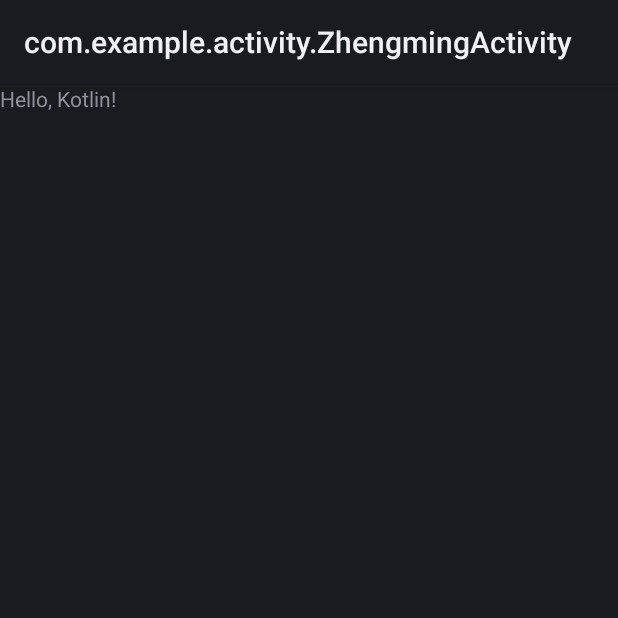
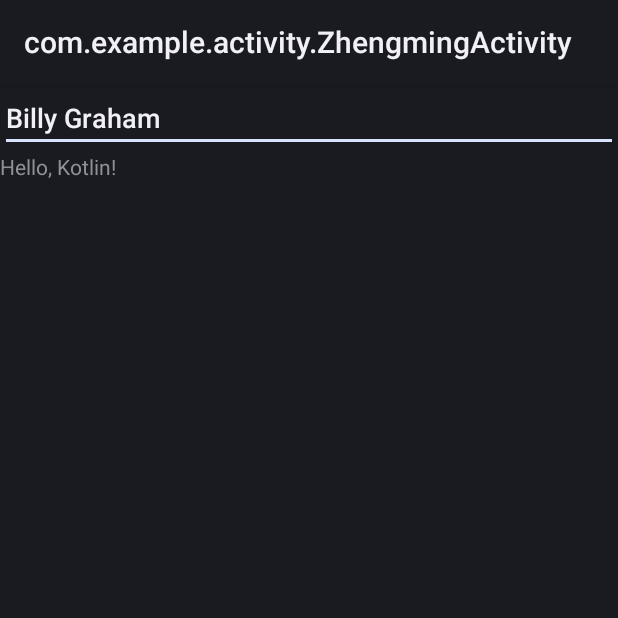
Before and after one commit to jimdc/wiki-backlink-watch, an Android app: the screen it shows after launch (ZhengmingActivity), on a phone screen of 412 x 824 dp, the top half of it. Run offline under Robolectric (Android 15) with nearby library versions, the phone set to English and light mode, and no system bars.

```diff
--- a/src/main/kotlin/com/example/Zhengmingapp.kt
+++ b/src/main/kotlin/com/example/Zhengmingapp.kt
@@ -1,5 +1,17 @@
 package com.example
 
 import android.app.Application
+import com.example.activity.Prefs
 
-class Zhengmingapp : Application()
+val prefs: Prefs by lazy { Zhengmingapp.prefs!! }
+
+class Zhengmingapp : Application() {
+    companion object {
+        var prefs: Prefs? = null
+    }
+
+    override fun onCreate() {
+        prefs = Prefs(applicationContext)
+        super.onCreate()
+    }
+}
--- /dev/null
+++ b/src/main/kotlin/com/example/activity/Prefs.kt
@@ -0,0 +1,14 @@
+package com.example.activity
+
+import android.content.Context
+import android.content.SharedPreferences
+
+class Prefs(context: Context) {
+    val PREFS_FILENAME = "com.example.zhengming.prefs"
+    val PREFD_ARTICLE = "preferred_article"
+    var prefs: SharedPreferences = context.getSharedPreferences(PREFS_FILENAME, 0)
+
+    var pfArticle: String
+        get() = prefs.getString(PREFD_ARTICLE, "Billy Graham")
+        set(value) = prefs.edit().putString(PREFD_ARTICLE, "Gilly Braham").apply()
+}
--- a/src/main/kotlin/com/example/activity/ZhengmingActivity.kt
+++ b/src/main/kotlin/com/example/activity/ZhengmingActivity.kt
@@ -2,12 +2,28 @@ package com.example.activity
 
 import android.app.Activity
 import android.os.Bundle
+import android.content.SharedPreferences
+import com.example.prefs
+import com.example.Zhengmingapp
 import com.example.R
+import android.widget.EditText
 
 class ZhengmingActivity : Activity() {
 
+    lateinit var editTextPref: EditText
+
     override fun onCreate(savedInstanceState: Bundle?) {
         super.onCreate(savedInstanceState)
+        val pfArticle = prefs.pfArticle
         setContentView(R.layout.zhengming)
+
+        editTextPref = findViewById<EditText>(R.id.pianhao)
+        editTextPref.setText(pfArticle)
+    }
+
+    override fun onDestroy() {
+        super.onDestroy()
+
+        prefs.pfArticle = editTextPref.text.toString()
     }
 }
--- a/src/main/res/layout/zhengming.xml
+++ b/src/main/res/layout/zhengming.xml
@@ -4,6 +4,15 @@
               android:orientation="vertical"
               android:layout_width="match_parent"
               android:layout_height="match_parent">
+
+    <EditText
+        android:id="@+id/pianhao"
+        android:layout_width="match_parent"
+        android:layout_height="wrap_content"
+        android:ems="10"
+        android:inputType="text"
+        android:text="PreferredArticle" />
+
     <TextView
         android:id="@+id/text"
         android:layout_width="match_parent"
```
